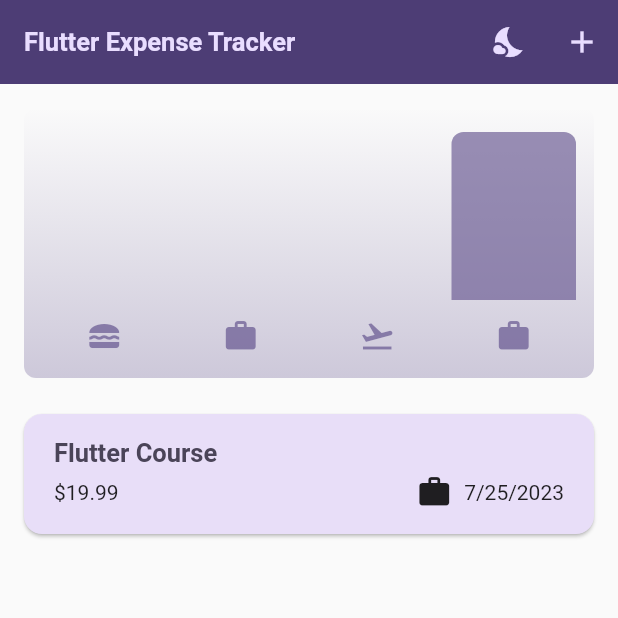
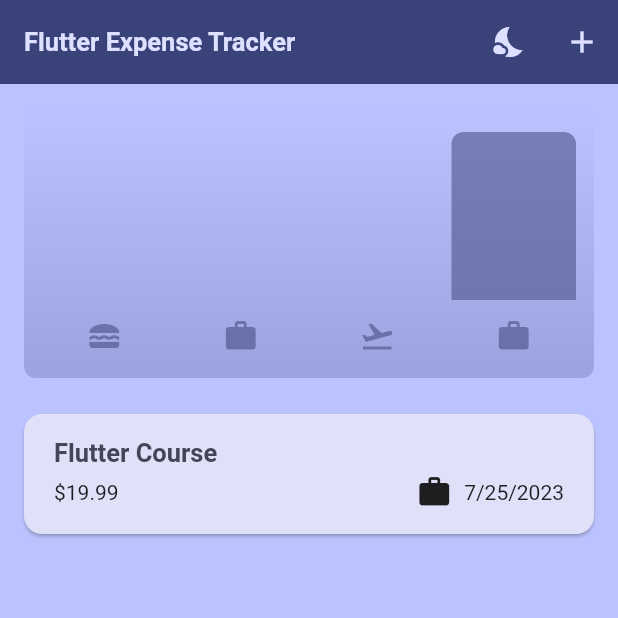
Before and after one commit to wtwente20/Flutter-Expense-Tracker, a Flutter app: the screen it shows after launch, on a phone screen of 412 x 824 dp, the top half of it. Run offline on Flutter 3.47's test engine with Material 2 defaults, Android fonts, the phone set to English and light mode, and no system bars.

Commit message:
fine tuned color scheme

```diff
--- a/lib/main.dart
+++ b/lib/main.dart
@@ -2,7 +2,7 @@ import 'package:expense_tracker/widgets/expenses.dart';
 import 'package:flutter/material.dart';
 
 var kColorScheme = ColorScheme.fromSeed(
-  seedColor: const Color.fromARGB(255, 96, 59, 181),
+  seedColor: Color.fromARGB(255, 10, 40, 175),
 );
 
 var kDarkColorScheme = ColorScheme.fromSeed(
@@ -47,8 +47,8 @@ class _ExpenseTrackerState extends State<ExpenseTracker> {
         useMaterial3: true,
         colorScheme: kDarkColorScheme,
         appBarTheme: const AppBarTheme().copyWith(
-          backgroundColor: kDarkColorScheme.onPrimaryContainer,
-          foregroundColor: kDarkColorScheme.primaryContainer,
+          backgroundColor: kDarkColorScheme.outlineVariant,
+          foregroundColor: kDarkColorScheme.onSurface,
         ),
         cardTheme: const CardTheme().copyWith(
           color: kDarkColorScheme.secondaryContainer,
@@ -74,6 +74,7 @@ class _ExpenseTrackerState extends State<ExpenseTracker> {
       theme: ThemeData().copyWith(
         useMaterial3: true,
         colorScheme: kColorScheme,
+        scaffoldBackgroundColor: kColorScheme.inversePrimary,
         appBarTheme: const AppBarTheme().copyWith(
           backgroundColor: kColorScheme.onPrimaryContainer,
           foregroundColor: kColorScheme.primaryContainer,
```
